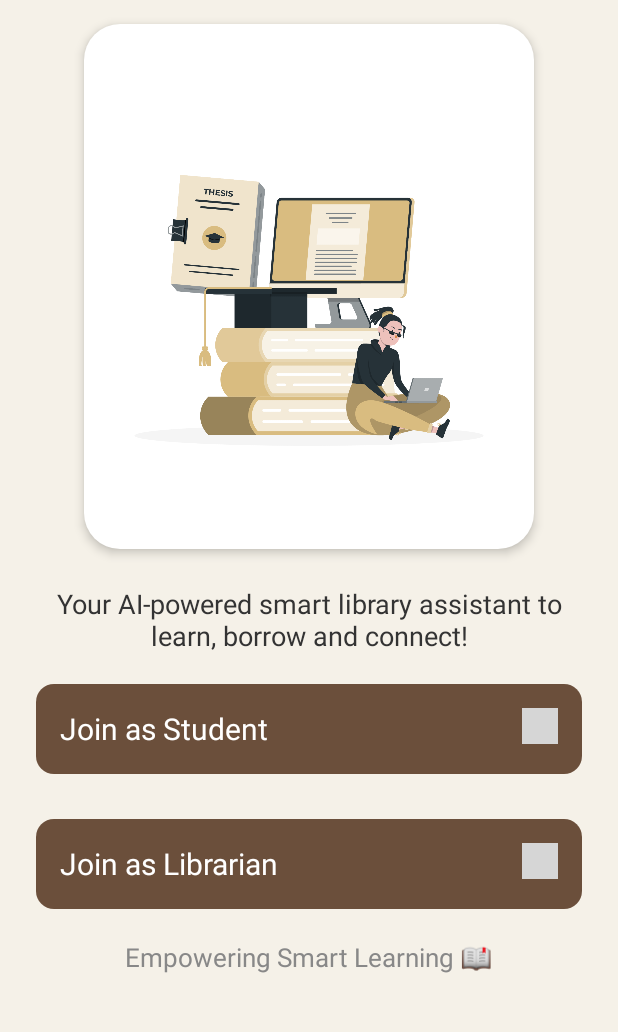
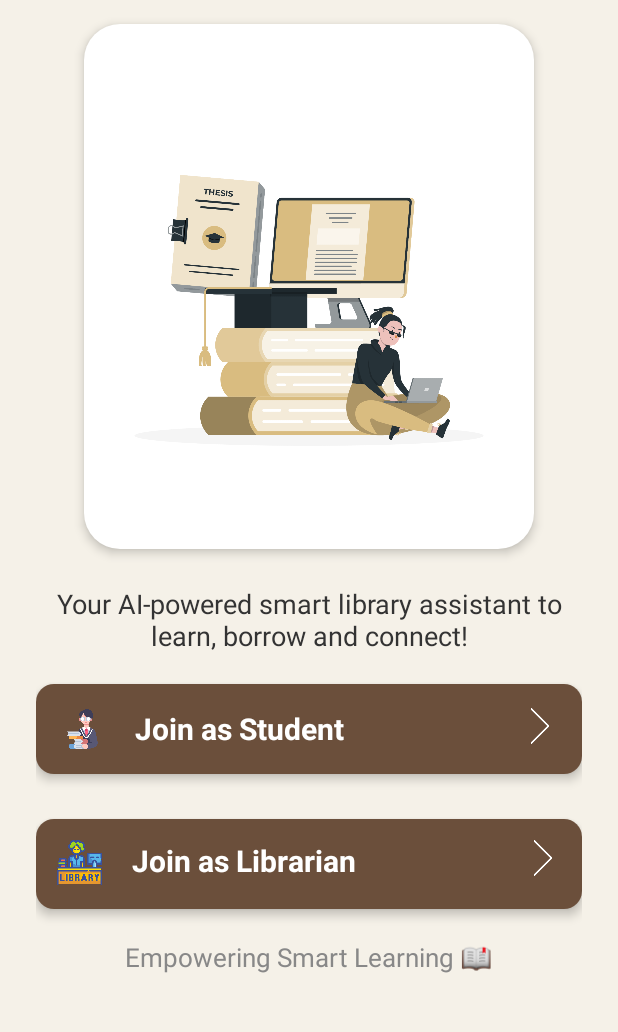
Before and after one commit to Kashish-sharma-88/LibroAI, an Android app: the screen it shows after launch (MainActivity), on a phone screen of 412 x 824 dp, the part 142-1174 px from its top. Run offline under Robolectric (Android 15) with nearby library versions, the phone set to English and light mode, and no system bars; our stand-ins replace CircleImageView; grey boxes are pictures that could not be loaded.

Commit message:
Updated activity_main.xml and GeminiRestHelper.java

```diff
--- a/app/src/main/res/layout/activity_main.xml
+++ b/app/src/main/res/layout/activity_main.xml
@@ -53,20 +53,30 @@
         android:padding="16dp"
         android:gravity="center"
         android:clickable="true"
-        android:focusable="true">
+        android:focusable="true"
+        android:elevation="4dp">
+
+        <ImageView
+            android:layout_width="30dp"
+            android:layout_height="30dp"
+            android:src="@drawable/student"
+            android:id="@+id/img2"/>
 
         <TextView
             android:layout_width="wrap_content"
             android:layout_height="wrap_content"
             android:text="Join as Student"
+            android:layout_toEndOf="@+id/img2"
+            android:layout_marginStart="50dp"
             android:textColor="#FFFFFF"
+            android:textStyle="bold"
             android:layout_alignParentStart="true"
             android:textSize="20sp" />
 
         <ImageView
             android:layout_width="24dp"
             android:layout_height="24dp"
-            android:src="@drawable/ic_left"
+            android:src="@drawable/next"
             android:layout_alignParentEnd="true"
             app:tint="#FFFFFF" />
 
@@ -78,23 +88,33 @@
         android:layout_height="60dp"
         android:orientation="horizontal"
         android:background="@drawable/square_button_bg"
-        android:padding="16dp"
+        android:padding="14dp"
         android:layout_marginTop="30dp"
         android:clickable="true"
-        android:focusable="true">
+        android:focusable="true"
+        android:elevation="4dp">
+
+        <ImageView
+            android:layout_width="30dp"
+            android:layout_height="30dp"
+            android:src="@drawable/avatar"
+            android:id="@+id/img"/>
 
         <TextView
             android:layout_width="wrap_content"
             android:layout_height="wrap_content"
             android:text="Join as Librarian"
+            android:textStyle="bold"
             android:textColor="#FFFFFF"
+            android:layout_toEndOf="@+id/img"
+            android:layout_marginStart="50dp"
             android:layout_alignParentStart="true"
             android:textSize="20sp" />
 
         <ImageView
             android:layout_width="24dp"
             android:layout_height="24dp"
-            android:src="@drawable/ic_left"
+            android:src="@drawable/next"
             android:layout_alignParentEnd="true"
             app:tint="#FFFFFF" />
 
```
Also changed, not shown: app/src/main/java/com/example/libroai/GeminiRestHelper.java (+33 -38 lines), app/src/main/res/drawable/avatar.png (added), app/src/main/res/drawable/next.png (added), app/src/main/res/drawable/student.png (added).
